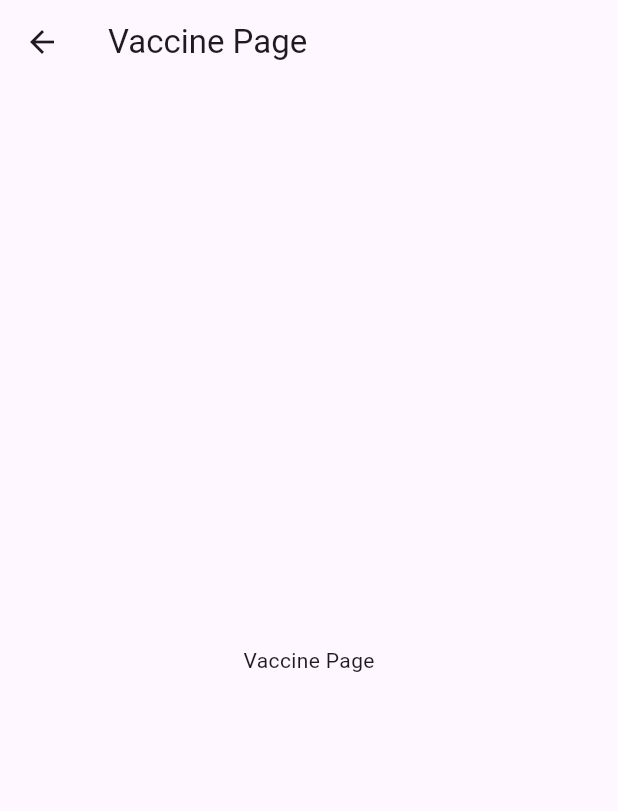
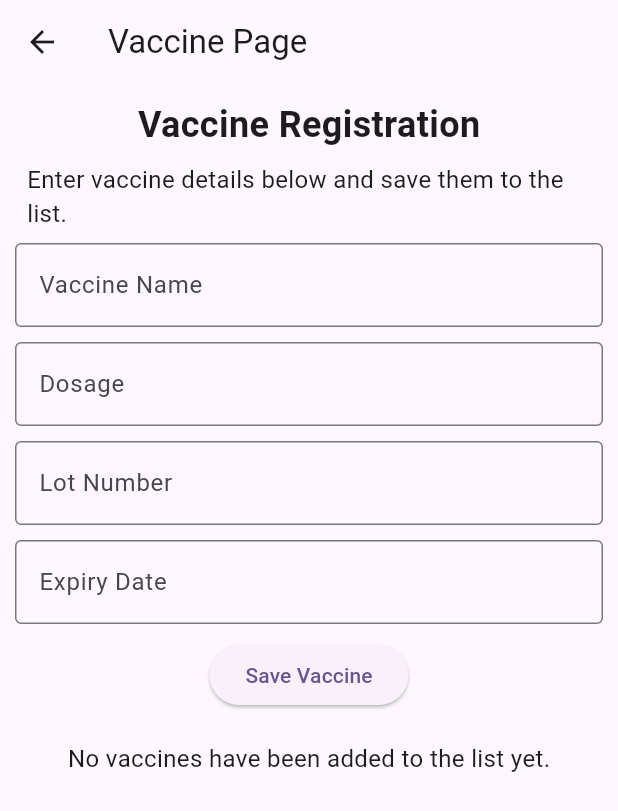
Before and after one commit to rodn0023/cst2335_final_group_project_w26, a Flutter app: the VaccinePage screen opened by its route, on a phone screen of 412 x 824 dp. Shown: the top 811 px of the screen. Run offline on Flutter 3.47's test engine with Material 3 defaults, Android fonts, the phone set to English and light mode, and no system bars; our stand-ins replace floor, sqflite; missing offline and left inert: encrypted_shared_preferences; accounts and stored records are empty; generated files the repository leaves out were written again.

Commit message:
Implemented initial Vaccine page skeleton. Added form inputs, and a local list display based off of Lab 6 & Lab 8

```diff
--- a/lib/vaccine/VaccinePage.dart
+++ b/lib/vaccine/VaccinePage.dart
@@ -1,4 +1,5 @@
 import 'package:flutter/material.dart';
+import 'Vaccine.dart';
 
 class VaccinePage extends StatefulWidget{
   @override
@@ -7,29 +8,178 @@ class VaccinePage extends StatefulWidget{
 
 class VaccinePageState extends State<VaccinePage>
 {
-  late TextEditingController _controller;
+  late TextEditingController nameController;
+  late TextEditingController dosageController;
+  late TextEditingController lotNumberController;
+  late TextEditingController expiryDateController;
+
+  List<Vaccine> vaccineList = [];
 
   @override
   void initState() {
     super.initState();
-    _controller = TextEditingController();
+    nameController = TextEditingController();
+    dosageController = TextEditingController();
+    lotNumberController = TextEditingController();
+    expiryDateController = TextEditingController();
   }
 
   @override
   void dispose() {
     super.dispose();
-    _controller.dispose();
+    nameController.dispose();
+    dosageController.dispose();
+    lotNumberController.dispose();
+    expiryDateController.dispose();
+  }
+
+  Widget ListPage() {
+    return Padding(
+      padding: EdgeInsets.all(10),
+      child: Column(
+        children: [
+          Text(
+            "Vaccine Registration",
+            style: TextStyle(
+              fontSize: 24,
+              fontWeight: FontWeight.bold,
+            ),
+          ),
+
+          Padding(
+            padding: EdgeInsets.all(8),
+            child: Text(
+              "Enter vaccine details below and save them to the list.",
+              style: TextStyle(fontSize: 16),
+            ),
+          ),
+
+          TextField(
+            controller: nameController,
+            decoration: InputDecoration(
+              hintText: "Vaccine Name",
+              border: OutlineInputBorder(),
+            ),
+          ),
+
+          Padding(
+            padding: EdgeInsets.only(top:10),
+            child: TextField(
+              controller: dosageController,
+              decoration: InputDecoration(
+                hintText: "Dosage",
+                border: OutlineInputBorder(),
+              ),
+           ),
+          ),
+
+          Padding(
+            padding: EdgeInsets.only(top:10),
+            child: TextField(
+              controller: lotNumberController,
+              decoration: InputDecoration(
+                hintText: "Lot Number",
+                border: OutlineInputBorder(),
+              ),
+            ),
+          ),
+
+          Padding(
+            padding: EdgeInsets.only(top:10),
+            child: TextField(
+              controller: expiryDateController,
+              decoration: InputDecoration(
+                hintText: "Expiry Date",
+                border: OutlineInputBorder(),
+              ),
+            ),
+          ),
+
+          Padding(
+            padding: EdgeInsets.all(10),
+            child: ElevatedButton(
+              onPressed: () {
+                if (nameController.text.isNotEmpty &&
+                    dosageController.text.isNotEmpty &&
+                    lotNumberController.text.isNotEmpty &&
+                    expiryDateController.text.isNotEmpty) {
+                  final newVaccine = Vaccine(
+                    Vaccine.globalID++,
+                    nameController.text,
+                    dosageController.text,
+                    lotNumberController.text,
+                    expiryDateController.text,
+                  );
+
+                  setState(() {
+                    vaccineList.add(newVaccine);
+                  });
+
+                  nameController.clear();
+                  dosageController.clear();
+                  lotNumberController.clear();
+                  expiryDateController.clear();
+                }
+              },
+
+              child: Text("Save Vaccine"),
+            ),
+          ),
+
+          if (vaccineList.isEmpty)
+            Padding(
+              padding: EdgeInsets.all(10),
+              child: Text(
+                "No vaccines have been added to the list yet.",
+                style: TextStyle(fontSize: 16),
+              ),
+            ),
+
+          Expanded(
+            child: ListView.builder(
+              itemCount: vaccineList.length,
+              itemBuilder: (context, rowNum) {
+                return Padding(
+                  padding: EdgeInsets.all(8),
+                  child: Container(
+                    padding: EdgeInsets.all(10),
+                    decoration: BoxDecoration(
+                      border: Border.all(color: Colors.gray),
+                    ),
+                    child: Column(
+                      crossAxisAlignment: crossAxisAlignment.start,
+                      children: [
+                        Text(
+                          "${rowNum + 1}. ${vaccineList[rowNum].name}",
+                          style: TextStyle(
+                            fontSize: 18,
+                            fontWeight: FontWeight.bold,
+                          ),
+                        ),
+                        Text("Dosage: ${vaccineList[rowNum].dosage}"),
+                        Text("Lot Number: ${vaccineList[rowNum].lotNumber}"),
+                        Text("Expiry Date: ${vaccineList[rowNum].expiryDate}"),
+                      ],
+                    ),
+                  ),
+                );
+              },
+            ),
+          ),
+        ],
+      ),
+    );
   }
 
   //this returns how this looks on the page
   @override
   Widget build(BuildContext context) {
 
-    return Scaffold(appBar: AppBar(title: Text("Vaccine Page")),
-        body:
-        Center(child: Text('Vaccine Page')
-        )
+    return Scaffold(
+        appBar: AppBar(
+            title: Text("Vaccine Page")
+        ),
+        body: ListPage(),
     );
   }
-
 }
```
